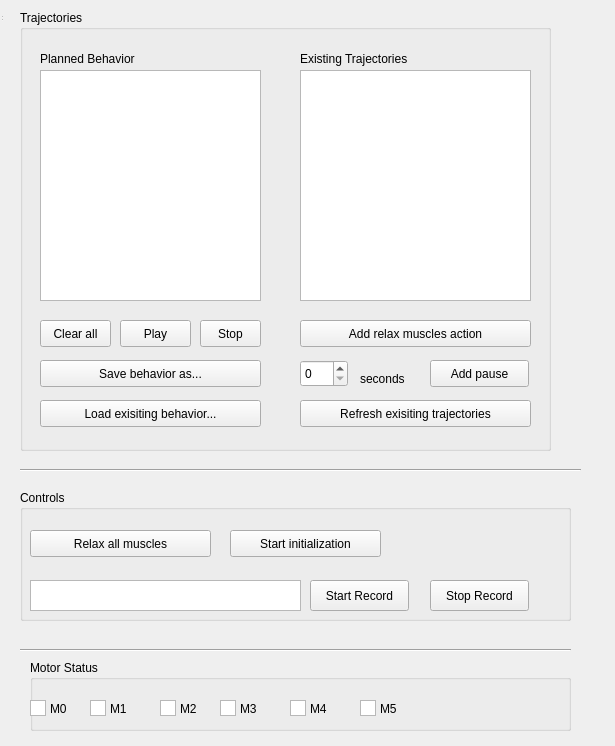
Before: the Qt Designer form roboy_trajectories_control/resource/roboy_trajectories_control.ui in Roboy/roboy_rqt_plugins, drawn with Qt 5.
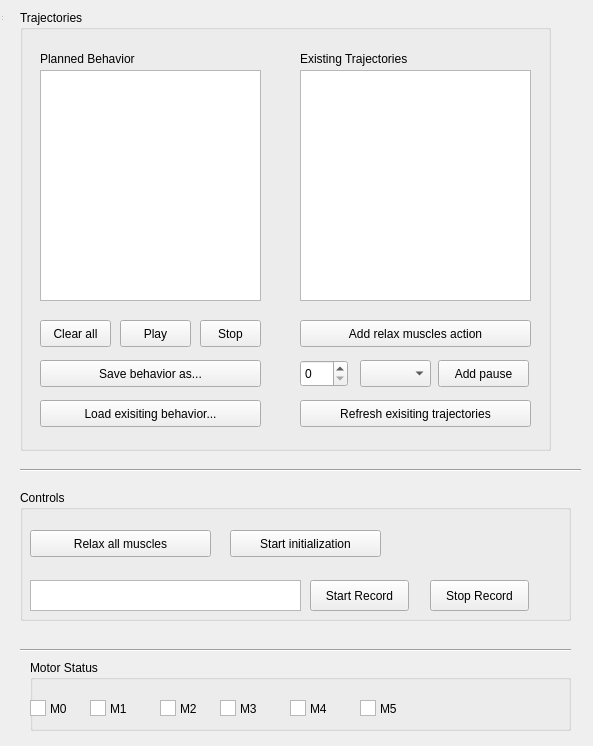
After: the same form once the commit is applied.

Commit message: time units

What changed in the file:
```diff
--- a/roboy_trajectories_control/resource/roboy_trajectories_control.ui
+++ b/roboy_trajectories_control/resource/roboy_trajectories_control.ui
@@ -6,7 +6,7 @@
    <rect>
     <x>0</x>
     <y>0</y>
-    <width>615</width>
+    <width>593</width>
     <height>746</height>
    </rect>
   </property>
@@ -330,9 +330,9 @@
    <widget class="QPushButton" name="addPause">
     <property name="geometry">
      <rect>
-      <x>410</x>
+      <x>418</x>
       <y>350</y>
-      <width>99</width>
+      <width>91</width>
       <height>27</height>
      </rect>
     </property>
@@ -350,19 +350,6 @@
      </rect>
     </property>
    </widget>
-   <widget class="QLabel" name="label_7">
-    <property name="geometry">
-     <rect>
-      <x>340</x>
-      <y>360</y>
-      <width>67</width>
-      <height>17</height>
-     </rect>
-    </property>
-    <property name="text">
-     <string>seconds</string>
-    </property>
-   </widget>
    <widget class="QPushButton" name="playBehavior">
     <property name="geometry">
      <rect>
@@ -480,6 +467,16 @@
      <string>Stop</string>
     </property>
    </widget>
+   <widget class="QComboBox" name="timeUnits">
+    <property name="geometry">
+     <rect>
+      <x>340</x>
+      <y>350</y>
+      <width>71</width>
+      <height>27</height>
+     </rect>
+    </property>
+   </widget>
   </widget>
   <widget class="Line" name="line_3">
    <property name="geometry">
```
Left out of the diff: 2 changed lines with no effect on the pictures. The commit also changes 2 other files.
